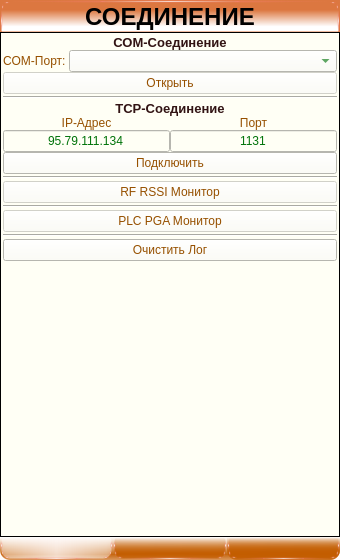
Old version of the form ANDROID_FORMS/connections_form.ui in the repository DavidSiegman/PLC_RF_Configurator.
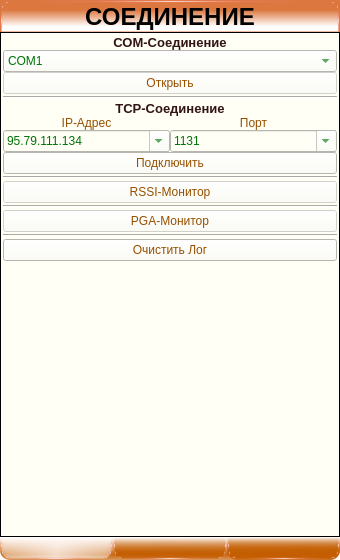
New version of the form. Icons and pictures are not drawn.

The edit to the form file:
```diff
--- a/ANDROID_FORMS/connections_form.ui
+++ b/ANDROID_FORMS/connections_form.ui
@@ -218,7 +218,7 @@
                </font>
               </property>
               <property name="text">
-               <string>PLC PGA Монитор</string>
+               <string>PGA-Монитор</string>
               </property>
               <property name="tabletTracking" stdset="0">
                <bool>true</bool>
@@ -292,7 +292,7 @@
                </font>
               </property>
               <property name="text">
-               <string>RF RSSI Монитор</string>
+               <string>RSSI-Монитор</string>
               </property>
               <property name="tabletTracking" stdset="0">
                <bool>true</bool>
@@ -429,90 +429,39 @@
                   </widget>
                  </item>
                  <item row="1" column="0">
-                  <widget class="QLineEdit" name="IPInput">
-                   <property name="sizePolicy">
-                    <sizepolicy hsizetype="Expanding" vsizetype="Minimum">
-                     <horstretch>0</horstretch>
-                     <verstretch>0</verstretch>
-                    </sizepolicy>
-                   </property>
-                   <property name="minimumSize">
-                    <size>
-                     <width>0</width>
-                     <height>0</height>
-                    </size>
-                   </property>
-                   <property name="maximumSize">
-                    <size>
-                     <width>16777215</width>
-                     <height>16777215</height>
-                    </size>
-                   </property>
-                   <property name="font">
-                    <font>
-                     <family>Microsoft YaHei UI</family>
-                    </font>
-                   </property>
-                   <property name="layoutDirection">
-                    <enum>Qt::LeftToRight</enum>
-                   </property>
+                  <widget class="QComboBox" name="IPInput">
                    <property name="styleSheet">
                     <string notr="true">color: rgb(0, 115, 10);</string>
                    </property>
-                   <property name="text">
-                    <string>95.79.111.134</string>
-                   </property>
-                   <property name="alignment">
-                    <set>Qt::AlignCenter</set>
-                   </property>
-                   <property name="tabletTracking" stdset="0">
+                   <property name="editable">
                     <bool>true</bool>
                    </property>
+                   <property name="maxCount">
+                    <number>10</number>
+                   </property>
+                   <item>
+                    <property name="text">
+                     <string>95.79.111.134</string>
+                    </property>
+                   </item>
                   </widget>
                  </item>
                  <item row="1" column="1">
-                  <widget class="QLineEdit" name="PORTInput">
-                   <property name="sizePolicy">
-                    <sizepolicy hsizetype="Expanding" vsizetype="Minimum">
-                     <horstretch>0</horstretch>
-                     <verstretch>0</verstretch>
-                    </sizepolicy>
-                   </property>
-                   <property name="minimumSize">
-                    <size>
-                     <width>0</width>
-                     <height>0</height>
-                    </size>
-                   </property>
-                   <property name="maximumSize">
-                    <size>
-                     <width>16777215</width>
-                     <height>16777215</height>
-                    </size>
-                   </property>
-                   <property name="font">
-                    <font>
-                     <family>Microsoft YaHei UI</family>
-                    </font>
-                   </property>
-                   <property name="layoutDirection">
-                    <enum>Qt::LeftToRight</enum>
-                   </property>
+                  <widget class="QComboBox" name="PORTInput">
                    <property name="styleSheet">
                     <string notr="true">color: rgb(0, 115, 10);</string>
                    </property>
-                   <property name="text">
-                    <string>1131</string>
-                   </property>
-                   <property name="maxLength">
-                    <number>5</number>
-                   </property>
-                   <property name="alignment">
-                    <set>Qt::AlignCenter</set>
-                   </property>
-                   <property name="tabletTracking" stdset="0">
+                   <property name="editable">
                     <bool>true</bool>
                    </property>
+                   <property name="maxCount">
+                    <number>10</number>
+                   </property>
+                   <item>
+                    <property name="text">
+                     <string>1131</string>
+                    </property>
+                   </item>
                   </widget>
                  </item>
                 </layout>
@@ -625,30 +574,6 @@
                  <property name="spacing">
                   <number>0</number>
                  </property>
-                 <item>
-                  <widget class="QLabel" name="label_4">
-                   <property name="sizePolicy">
-                    <sizepolicy hsizetype="Minimum" vsizetype="Minimum">
-                     <horstretch>0</horstretch>
-                     <verstretch>0</verstretch>
-                    </sizepolicy>
-                   </property>
-                   <property name="minimumSize">
-                    <size>
-                     <width>0</width>
-                     <height>0</height>
-                    </size>
-                   </property>
-                   <property name="font">
-                    <font>
-                     <family>Microsoft YaHei UI</family>
-                    </font>
-                   </property>
-                   <property name="text">
-                    <string>COM-Порт: </string>
-                   </property>
-                  </widget>
-                 </item>
                  <item>
                   <widget class="QComboBox" name="PortNameBox">
                    <property name="sizePolicy">
@@ -671,6 +596,11 @@
                    <property name="styleSheet">
                     <string notr="true">color: rgb(0, 115, 10);</string>
                    </property>
+                   <item>
+                    <property name="text">
+                     <string>COM1</string>
+                    </property>
+                   </item>
                   </widget>
                  </item>
                 </layout>
```
Left out of the diff: 53 changed lines with no effect on the pictures.
